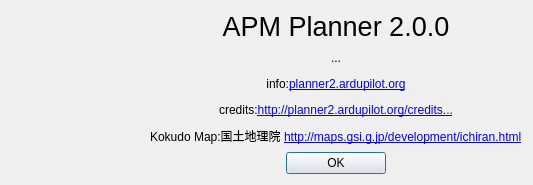
Above: src/ui/AboutDialog.ui from yamsam/apm_planner before the change. Below: the same form after it.
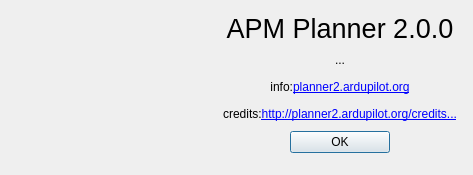
That is the form after the change. Icons and pictures are not drawn.

Commit message: [change] change ChiriinMap name to japanese

```diff
--- a/src/ui/AboutDialog.ui
+++ b/src/ui/AboutDialog.ui
@@ -6,15 +6,22 @@
    <rect>
     <x>0</x>
     <y>0</y>
-    <width>533</width>
-    <height>185</height>
+    <width>473</width>
+    <height>175</height>
    </rect>
   </property>
   <property name="windowTitle">
    <string>About</string>
   </property>
-  <layout class="QVBoxLayout" name="verticalLayout_2">
-   <item>
+  <widget class="QWidget" name="layoutWidget">
+   <property name="geometry">
+    <rect>
+     <x>16</x>
+     <y>13</y>
+     <width>441</width>
+     <height>140</height>
+    </rect>
+   </property>
     <layout class="QHBoxLayout" name="horizontalLayout_2">
      <item>
       <widget class="QLabel" name="label_2">
@@ -76,13 +83,6 @@
          </property>
         </widget>
        </item>
-       <item>
-        <widget class="QLabel" name="kokudoLabel">
-         <property name="text">
-          <string>&lt;html&gt;&lt;head/&gt;&lt;body&gt;&lt;p&gt;Kokudo Map:国土地理院 &lt;a href=&quot;http://maps.gsi.go.jp/development/ichiran.html&quot;&gt;&lt;span style=&quot; text-decoration: underline; color:#0000ff;&quot;&gt;http://maps.gsi.g.jp/development/ichiran.html&lt;/span&gt;&lt;/a&gt;&lt;/p&gt;&lt;/body&gt;&lt;/html&gt;</string>
-         </property>
-        </widget>
-       </item>
        <item>
         <layout class="QHBoxLayout" name="horizontalLayout">
          <item>
@@ -103,8 +103,7 @@
       </layout>
      </item>
     </layout>
-   </item>
-  </layout>
+  </widget>
  </widget>
  <resources/>
  <connections/>
```
Lines whose indentation alone changed are shown as unchanged. The commit also changes 2 other files.
